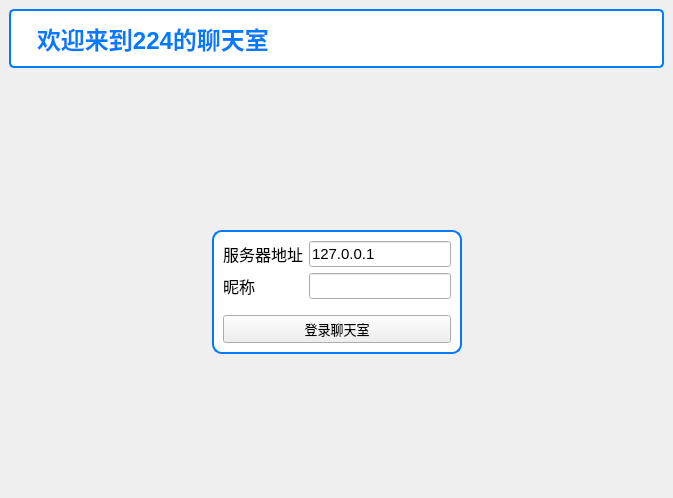
Qt form QtLab4/ChatClient/mainwindow.ui (eriLzzx/eri-Qt-learning) before a commit.
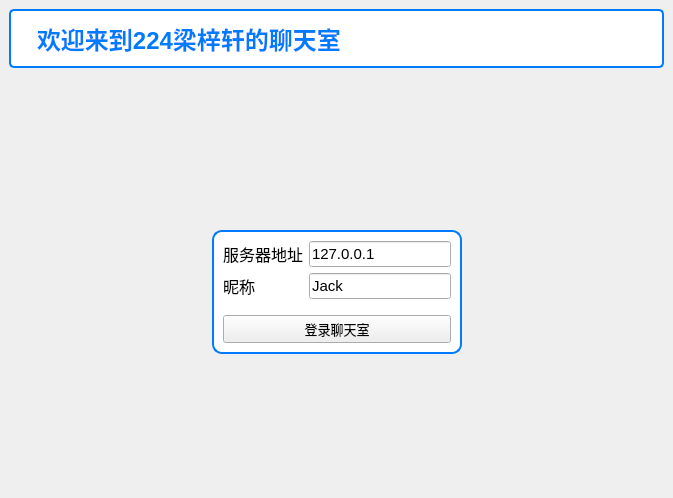
The same form after that commit.

Diff of the .ui file:
```diff
--- a/QtLab4/ChatClient/mainwindow.ui
+++ b/QtLab4/ChatClient/mainwindow.ui
@@ -45,7 +45,7 @@
     <item>
      <widget class="QLabel" name="titleLabel">
       <property name="text">
-       <string>欢迎来到224的聊天室</string>
+       <string>欢迎来到224梁梓轩的聊天室</string>
       </property>
      </widget>
     </item>
@@ -193,6 +193,9 @@
                  <pointsize>11</pointsize>
                 </font>
                </property>
+               <property name="text">
+                <string>Jack</string>
+               </property>
               </widget>
              </item>
             </layout>
```
